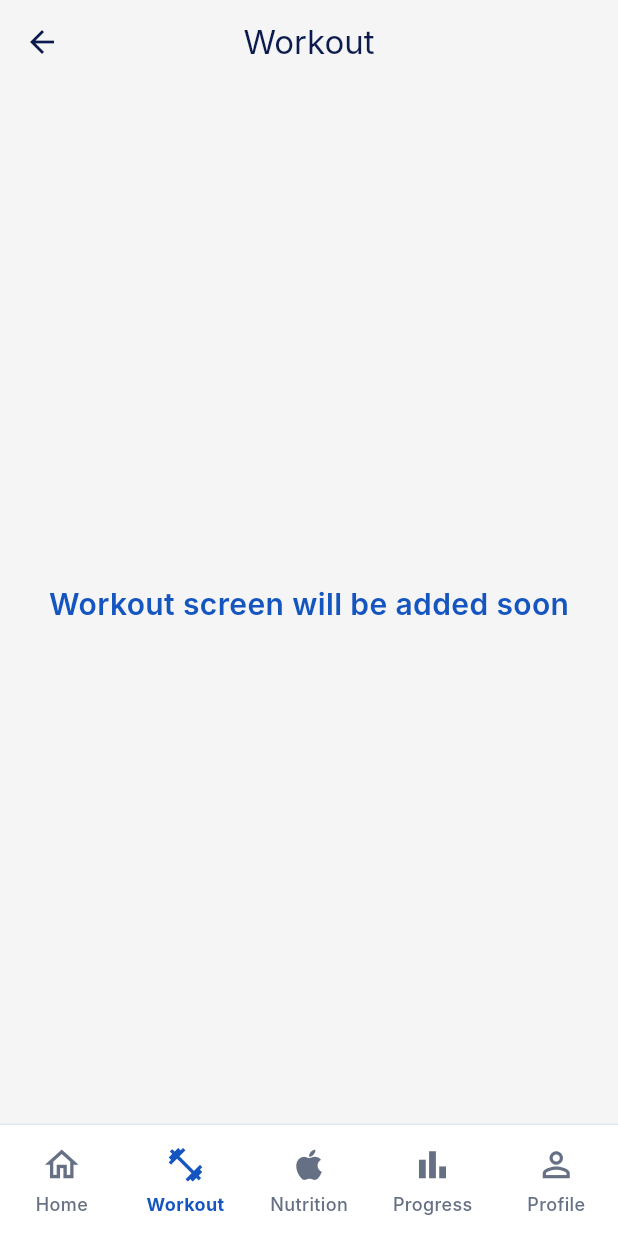
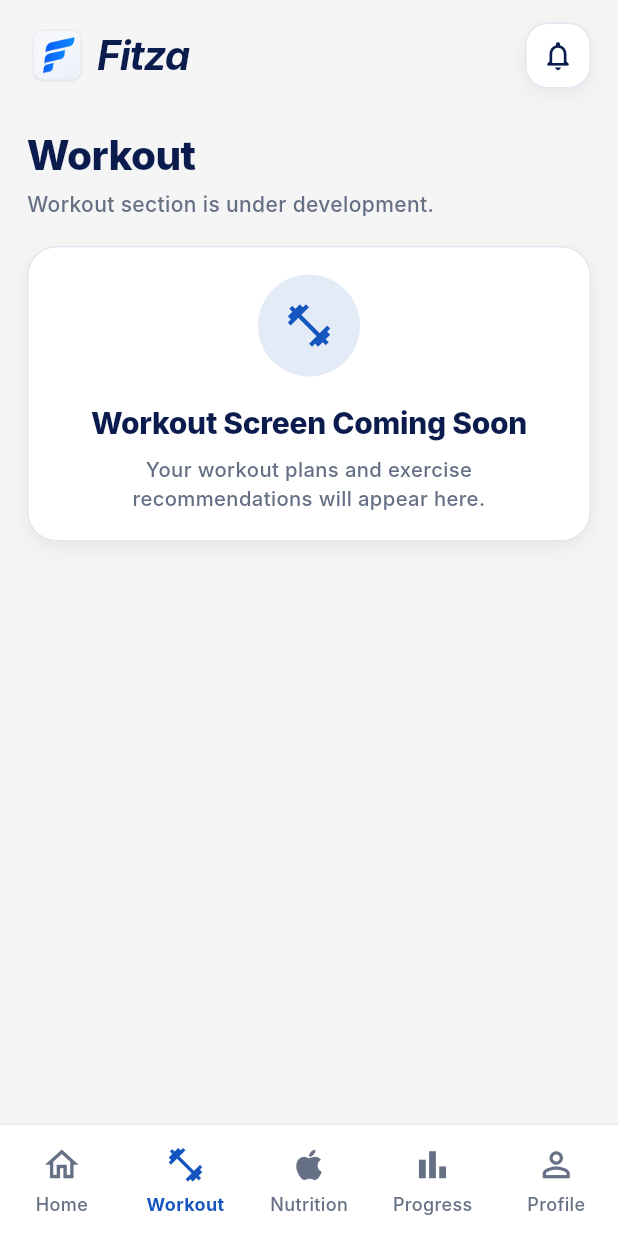
Before and after one commit to ajeetkr05/fitza, a Flutter app: the AppShell screen opened directly, item 2 of the bottom bar chosen, on a phone screen of 412 x 824 dp. Run offline on Flutter 3.47's test engine with Material 3 defaults, Android fonts, the phone set to English and light mode, and no system bars; our stand-ins replace cloud_firestore, firebase_auth, firebase_core; accounts and stored records are empty; Roboto replaces fonts that are missing (Inter).

Commit message:
Add Fitza header to placeholder tabs

```diff
--- a/lib/screens/app_shell.dart
+++ b/lib/screens/app_shell.dart
@@ -2,6 +2,7 @@ import 'package:flutter/material.dart';
 
 import '../main.dart';
 import '../widgets/app_bottom_navigation.dart';
+import '../widgets/fitza_header.dart';
 import 'home/home_screen.dart';
 import 'profile/profile_screen.dart';
 import 'progress/progress_dashboard_screen.dart';
@@ -46,27 +47,116 @@ class _AppShellState extends State<AppShell> {
 
   Widget _placeholderScreen(String title) {
     final fitzaColors = Theme.of(context).extension<FitzaThemeColors>()!;
+    final isDarkMode = Theme.of(context).brightness == Brightness.dark;
 
     return Scaffold(
       backgroundColor: fitzaColors.background,
-      appBar: AppBar(
-        title: Text(title),
-        backgroundColor: fitzaColors.background,
-        foregroundColor: fitzaColors.primaryText,
-        elevation: 0,
-        surfaceTintColor: Colors.transparent,
-      ),
       bottomNavigationBar: AppBottomNavigation(
         currentIndex: _selectedIndex,
         onTap: _changeTab,
       ),
-      body: Center(
-        child: Text(
-          '$title screen will be added soon',
-          style: TextStyle(
-            fontSize: 20,
-            fontWeight: FontWeight.w600,
-            color: fitzaColors.primaryBlue,
+      body: SafeArea(
+        child: SingleChildScrollView(
+          padding: const EdgeInsets.fromLTRB(18, 12, 18, 24),
+          child: Column(
+            crossAxisAlignment: CrossAxisAlignment.start,
+            children: [
+              const FitzaHeader(
+                trailing: FitzaHeaderIconButton(
+                  icon: Icons.notifications_none_rounded,
+                ),
+              ),
+
+              const SizedBox(height: 22),
+
+              Text(
+                title,
+                style: TextStyle(
+                  color: fitzaColors.primaryText,
+                  fontSize: 27,
+                  fontWeight: FontWeight.w800,
+                  letterSpacing: -0.4,
+                ),
+              ),
+
+              const SizedBox(height: 3),
+
+              Text(
+                '$title section is under development.',
+                style: TextStyle(
+                  color: fitzaColors.secondaryText,
+                  fontSize: 14,
+                  fontWeight: FontWeight.w500,
+                ),
+              ),
+
+              const SizedBox(height: 18),
+
+              Container(
+                width: double.infinity,
+                padding: const EdgeInsets.all(18),
+                decoration: BoxDecoration(
+                  color: fitzaColors.surface,
+                  borderRadius: BorderRadius.circular(20),
+                  border: Border.all(
+                    color: fitzaColors.border,
+                  ),
+                  boxShadow: [
+                    BoxShadow(
+                      color: isDarkMode
+                          ? const Color(0x33000000)
+                          : const Color(0x0F000000),
+                      blurRadius: 10,
+                      offset: const Offset(0, 4),
+                    ),
+                  ],
+                ),
+                child: Column(
+                  children: [
+                    CircleAvatar(
+                      radius: 34,
+                      backgroundColor:
+                          fitzaColors.primaryBlue.withValues(alpha: 0.12),
+                      child: Icon(
+                        title == 'Workout'
+                            ? Icons.fitness_center_outlined
+                            : Icons.restaurant_outlined,
+                        color: fitzaColors.primaryBlue,
+                        size: 34,
+                      ),
+                    ),
+
+                    const SizedBox(height: 16),
+
+                    Text(
+                      '$title Screen Coming Soon',
+                      textAlign: TextAlign.center,
+                      style: TextStyle(
+                        color: fitzaColors.primaryText,
+                        fontSize: 20,
+                        fontWeight: FontWeight.w800,
+                        letterSpacing: -0.2,
+                      ),
+                    ),
+
+                    const SizedBox(height: 8),
+
+                    Text(
+                      title == 'Workout'
+                          ? 'Your workout plans and exercise recommendations will appear here.'
+                          : 'Your meals, calories, and nutrition tracking will appear here.',
+                      textAlign: TextAlign.center,
+                      style: TextStyle(
+                        color: fitzaColors.secondaryText,
+                        fontSize: 13.5,
+                        height: 1.4,
+                        fontWeight: FontWeight.w500,
+                      ),
+                    ),
+                  ],
+                ),
+              ),
+            ],
           ),
         ),
       ),
```
